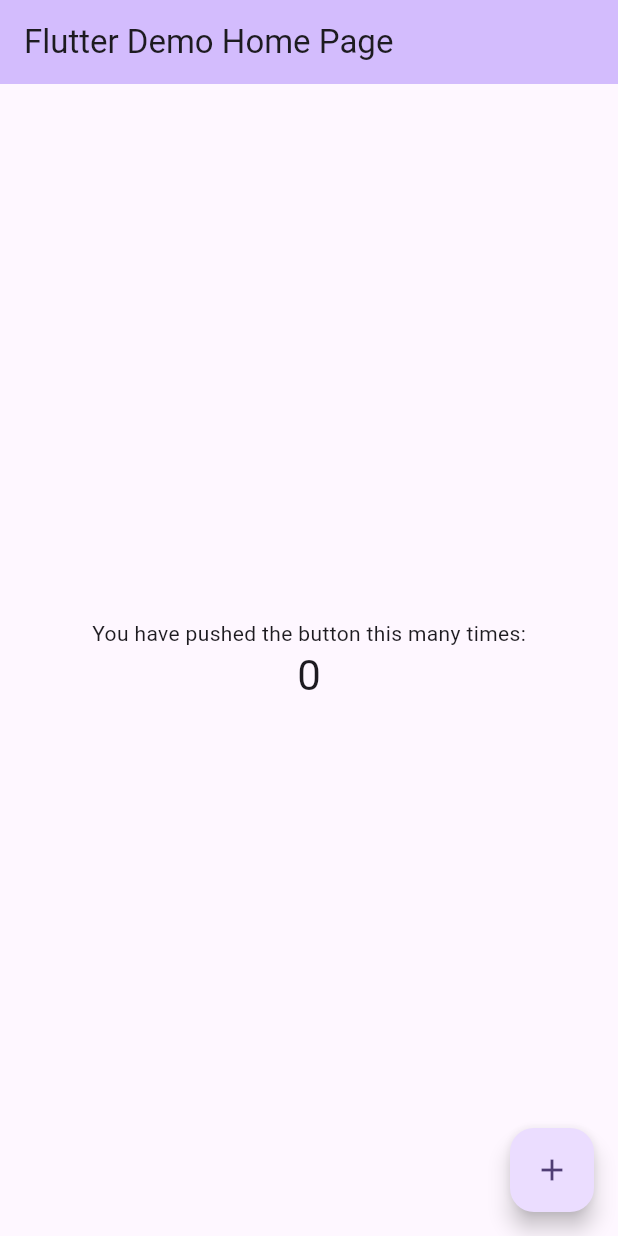
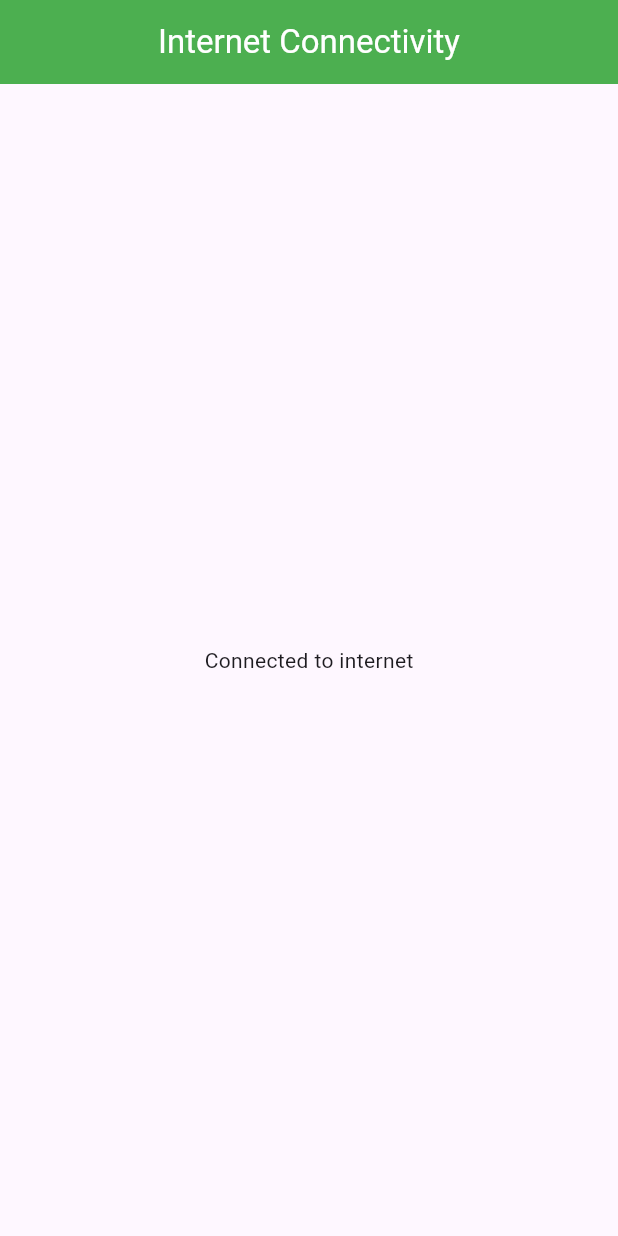
Before and after one commit to sabin6969/Flutter-and-Bloc, a Flutter app: the screen it shows after launch, on a phone screen of 412 x 824 dp. Run offline on Flutter 3.47's test engine with Material 3 defaults, Android fonts, the phone set to English and light mode, and no system bars; our stand-ins replace connectivity_plus, flutter_bloc.

Commit message:
implemented connectivity_plus plugin and listened to connectivity changes in bloc

```diff
--- /dev/null
+++ b/lib/blocs/internet/internet_bloc.dart
@@ -0,0 +1,40 @@
+import 'dart:async';
+
+import 'package:blocpracticeapp/blocs/internet/internet_event.dart';
+import 'package:blocpracticeapp/blocs/internet/internet_state.dart';
+import 'package:connectivity_plus/connectivity_plus.dart';
+import 'package:flutter_bloc/flutter_bloc.dart';
+
+class InternetBloc extends Bloc<InternetEvent, InternetState> {
+  final Connectivity _connectivity = Connectivity();
+  StreamSubscription? _streamSubscription;
+  InternetBloc() : super(InternetState()) {
+    on<InternetAvaiableEvent>((event, emit) {
+      emit(
+        InternetConnectivityAvailableState(),
+      );
+    });
+    on<InternetUnavaiableEvent>((event, emit) {
+      emit(
+        InternetConnectivityUnavailableState(),
+      );
+    });
+    _streamSubscription = _connectivity.onConnectivityChanged.listen(
+      (result) {
+        if (result == ConnectivityResult.wifi ||
+            result == ConnectivityResult.mobile) {
+          add(InternetAvaiableEvent());
+        } else {
+          add(
+            InternetUnavaiableEvent(),
+          );
+        }
+      },
+    );
+  }
+  @override
+  Future<void> close() {
+    _streamSubscription?.cancel();
+    return super.close();
+  }
+}
--- /dev/null
+++ b/lib/blocs/internet/internet_event.dart
@@ -0,0 +1,6 @@
+// Events are added
+abstract class InternetEvent {}
+
+class InternetAvaiableEvent extends InternetEvent {}
+
+class InternetUnavaiableEvent extends InternetEvent {}
--- /dev/null
+++ b/lib/blocs/internet/internet_state.dart
@@ -0,0 +1,9 @@
+// States are emmited by bloc
+
+class InternetState {}
+
+class InternetConnectivityLoadingState extends InternetState {}
+
+class InternetConnectivityAvailableState extends InternetState {}
+
+class InternetConnectivityUnavailableState extends InternetState {}
--- a/lib/main.dart
+++ b/lib/main.dart
@@ -1,3 +1,4 @@
+import 'package:blocpracticeapp/views/internet_connectivity_view.dart';
 import 'package:flutter/material.dart';
 
 void main() {
@@ -7,119 +8,15 @@ void main() {
 class MyApp extends StatelessWidget {
   const MyApp({super.key});
 
-  // This widget is the root of your application.
   @override
   Widget build(BuildContext context) {
     return MaterialApp(
-      title: 'Flutter Demo',
+      debugShowCheckedModeBanner: false,
+      title: "Flutter and Bloc",
       theme: ThemeData(
-        // This is the theme of your application.
-        //
-        // TRY THIS: Try running your application with "flutter run". You'll see
-        // the application has a purple toolbar. Then, without quitting the app,
-        // try changing the seedColor in the colorScheme below to Colors.green
-        // and then invoke "hot reload" (save your changes or press the "hot
-        // reload" button in a Flutter-supported IDE, or press "r" if you used
-        // the command line to start the app).
-        //
-        // Notice that the counter didn't reset back to zero; the application
-        // state is not lost during the reload. To reset the state, use hot
-        // restart instead.
-        //
-        // This works for code too, not just values: Most code changes can be
-        // tested with just a hot reload.
-        colorScheme: ColorScheme.fromSeed(seedColor: Colors.deepPurple),
-        useMaterial3: true,
+        primaryColor: Colors.green,
       ),
-      home: const MyHomePage(title: 'Flutter Demo Home Page'),
+      home: const InternetConnectivityView(),
     );
   }
 }
-
-class MyHomePage extends StatefulWidget {
-  const MyHomePage({super.key, required this.title});
-
-  // This widget is the home page of your application. It is stateful, meaning
-  // that it has a State object (defined below) that contains fields that affect
-  // how it looks.
-
-  // This class is the configuration for the state. It holds the values (in this
-  // case the title) provided by the parent (in this case the App widget) and
-  // used by the build method of the State. Fields in a Widget subclass are
-  // always marked "final".
-
-  final String title;
-
-  @override
-  State<MyHomePage> createState() => _MyHomePageState();
-}
-
-class _MyHomePageState extends State<MyHomePage> {
-  int _counter = 0;
-
-  void _incrementCounter() {
-    setState(() {
-      // This call to setState tells the Flutter framework that something has
-      // changed in this State, which causes it to rerun the build method below
-      // so that the display can reflect the updated values. If we changed
-      // _counter without calling setState(), then the build method would not be
-      // called again, and so nothing would appear to happen.
-      _counter++;
-    });
-  }
-
-  @override
-  Widget build(BuildContext context) {
-    // This method is rerun every time setState is called, for instance as done
-    // by the _incrementCounter method above.
-    //
-    // The Flutter framework has been optimized to make rerunning build methods
-    // fast, so that you can just rebuild anything that needs updating rather
-    // than having to individually change instances of widgets.
-    return Scaffold(
-      appBar: AppBar(
-        // TRY THIS: Try changing the color here to a specific color (to
-        // Colors.amber, perhaps?) and trigger a hot reload to see the AppBar
-        // change color while the other colors stay the same.
-        backgroundColor: Theme.of(context).colorScheme.inversePrimary,
-        // Here we take the value from the MyHomePage object that was created by
-        // the App.build method, and use it to set our appbar title.
-        title: Text(widget.title),
-      ),
-      body: Center(
-        // Center is a layout widget. It takes a single child and positions it
-        // in the middle of the parent.
-        child: Column(
-          // Column is also a layout widget. It takes a list of children and
-          // arranges them vertically. By default, it sizes itself to fit its
-          // children horizontally, and tries to be as tall as its parent.
-          //
-          // Column has various properties to control how it sizes itself and
-          // how it positions its children. Here we use mainAxisAlignment to
-          // center the children vertically; the main axis here is the vertical
-          // axis because Columns are vertical (the cross axis would be
-          // horizontal).
-          //
-          // TRY THIS: Invoke "debug painting" (choose the "Toggle Debug Paint"
-          // action in the IDE, or press "p" in the console), to see the
-          // wireframe for each widget.
-          mainAxisAlignment: MainAxisAlignment.center,
-          children: <Widget>[
-            const Text(
-              'You have pushed the button this many times:',
-            ),
-            Text(
-              '$_counter',
-              style: Theme.of(context).textTheme.headlineMedium,
-            ),
-          ],
-        ),
-      ),
-      floatingActionButton: FloatingActionButton(
-        onPressed: _incrementCounter,
-        tooltip: 'Increment',
-        child: const Icon(Icons.add),
-      ), // This trailing comma makes auto-formatting nicer for build methods.
-    );
-  }
-}
--- /dev/null
+++ b/lib/views/internet_connectivity_view.dart
@@ -0,0 +1,70 @@
+import 'package:blocpracticeapp/blocs/internet/internet_bloc.dart';
+import 'package:blocpracticeapp/blocs/internet/internet_state.dart';
+import 'package:flutter/material.dart';
+import 'package:flutter_bloc/flutter_bloc.dart';
+
+class InternetConnectivityView extends StatefulWidget {
+  const InternetConnectivityView({super.key});
+
+  @override
+  State<InternetConnectivityView> createState() =>
+      _InternetConnectivityViewState();
+}
+
+class _InternetConnectivityViewState extends State<InternetConnectivityView> {
+  @override
+  Widget build(BuildContext context) {
+    final InternetBloc internetBloc = InternetBloc();
+    return Scaffold(
+      appBar: AppBar(
+        backgroundColor: Theme.of(context).primaryColor,
+        centerTitle: true,
+        title: const Text(
+          "Internet Connectivity",
+          style: TextStyle(
+            color: Colors.white,
+          ),
+        ),
+      ),
+      body: BlocConsumer<InternetBloc, InternetState>(
+        bloc: internetBloc,
+        builder: (context, state) {
+          if (state is InternetConnectivityAvailableState) {
+            return const Center(
+              child: Text("Connected to internet"),
+            );
+          } else if (state is InternetConnectivityUnavailableState) {
+            return const Center(
+              child: Text("No internet"),
+            );
+          } else if (state is InternetConnectivityLoadingState) {
+            return const Center(
+              child: CircularProgressIndicator(),
+            );
+          } else {
+            return const Center(
+              child: Text("Internet Loading"),
+            );
+          }
+        },
+        listener: (context, state) {
+          if (state is InternetConnectivityAvailableState) {
+            ScaffoldMessenger.of(context).showSnackBar(
+              const SnackBar(
+                content: Text("Connected to internet"),
+                backgroundColor: Colors.green,
+              ),
+            );
+          } else if (state is InternetConnectivityUnavailableState) {
+            ScaffoldMessenger.of(context).showSnackBar(
+              const SnackBar(
+                content: Text("No internet"),
+                backgroundColor: Colors.red,
+              ),
+            );
+          }
+        },
+      ),
+    );
+  }
+}
--- a/pubspec.yaml
+++ b/pubspec.yaml
@@ -35,6 +35,8 @@ dependencies:
   # The following adds the Cupertino Icons font to your application.
   # Use with the CupertinoIcons class for iOS style icons.
   cupertino_icons: ^1.0.2
+  flutter_bloc: ^8.1.3
+  connectivity_plus: ^5.0.2
 
 dev_dependencies:
   flutter_test:
```
Also changed, not shown: pubspec.lock.
